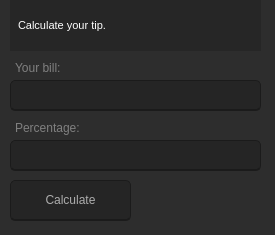
First picture: the form in TipCalculator/TipCalculator.ui, repository vldr/RootCalculator, before the edit.
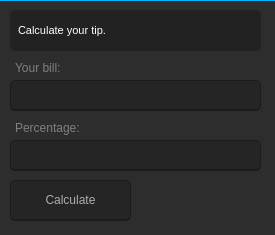
Second picture: the form after the edit.

```diff
--- a/TipCalculator/TipCalculator.ui
+++ b/TipCalculator/TipCalculator.ui
@@ -13,9 +13,16 @@
   <property name="windowTitle">
    <string>TipCalculator</string>
   </property>
+  <property name="styleSheet">
+   <string notr="true">background-color:rgb(255, 255, 255,0);</string>
+  </property>
   <widget class="QWidget" name="centralWidget">
    <property name="styleSheet">
-    <string notr="true">background-color:rgb(45, 45, 45);</string>
+    <string notr="true">
+QWidget {
+	background-color:rgb(45, 45, 45);
+	border-top:1px solid rgb(2, 179, 255);
+}</string>
    </property>
    <widget class="QPushButton" name="calculateButton">
     <property name="geometry">
@@ -86,7 +93,8 @@
     </property>
     <property name="styleSheet">
      <string notr="true">color:gray;
-padding-left:2px;</string>
+padding-left:2px;
+border:none;</string>
     </property>
     <property name="text">
      <string>Your bill:</string>
@@ -130,7 +138,8 @@
     </property>
     <property name="styleSheet">
      <string notr="true">color:gray;
-padding-left:2px;</string>
+padding-left:2px;
+border:none;</string>
     </property>
     <property name="text">
      <string>Percentage:</string>
@@ -140,9 +149,9 @@
     <property name="geometry">
      <rect>
       <x>10</x>
-      <y>0</y>
+      <y>10</y>
       <width>251</width>
-      <height>51</height>
+      <height>41</height>
      </rect>
     </property>
     <property name="font">
@@ -152,9 +161,10 @@
     </property>
     <property name="styleSheet">
      <string notr="true">color:white;
-background-color:rgb(10,10,10,50);
+background-color:rgb(10,10,10,80);
 padding-left:5px;
-border-radius:10px/30px;</string>
+border-radius:5px;
+border:none;</string>
     </property>
     <property name="text">
      <string>Calculate your tip.</string>
```
